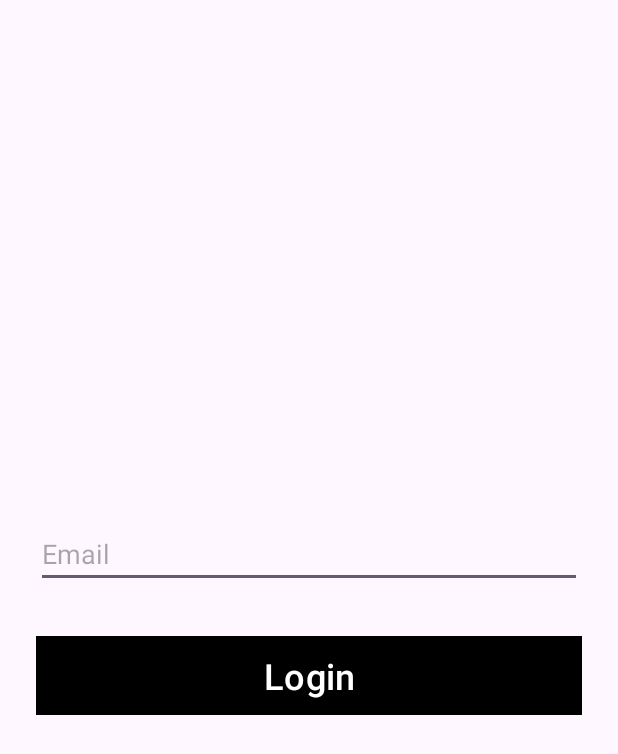
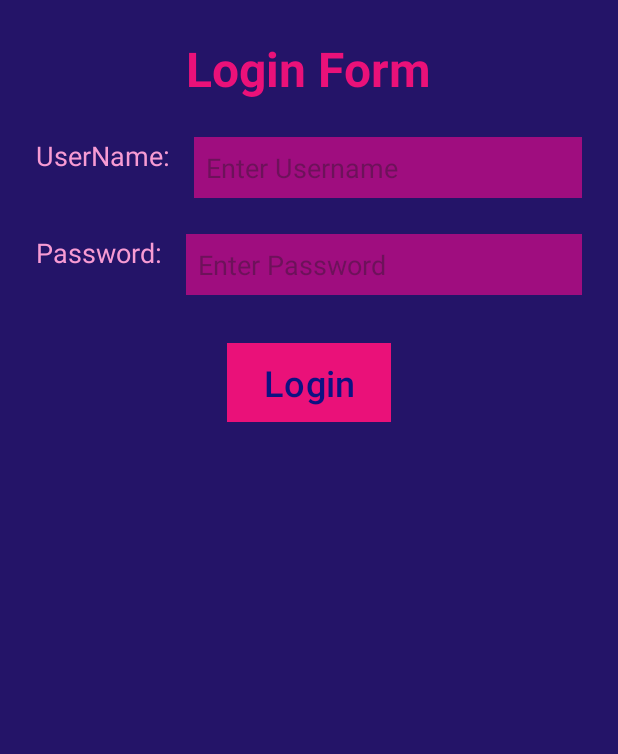
Before and after one commit to MuhammedRefaatMetwally/ITI_Project, an Android app: the layout activity_main.xml on its own in the app's theme, with its tools: preview values and no code run, on a phone screen of 412 x 824 dp. Shown: the top 754 px of the screen. Run offline under Robolectric (Android 15) with nearby library versions, the phone set to English and light mode, and no system bars.

Commit message:
Task2#  Login Form

```diff
--- a/app/src/main/java/com/example/iti_project/MainActivity.kt
+++ b/app/src/main/java/com/example/iti_project/MainActivity.kt
@@ -15,7 +15,7 @@ class MainActivity : AppCompatActivity() {
         binding = ActivityMainBinding.inflate(layoutInflater)
         setContentView(binding.root)
 
-        val emailText = binding.editTextEmail.text
+        val emailText = binding.editTextLogin.text
 
         binding.loginButton.setOnClickListener {
             if (emailText.isNotEmpty()) {
--- a/app/src/main/res/layout/activity_main.xml
+++ b/app/src/main/res/layout/activity_main.xml
@@ -3,24 +3,82 @@
     xmlns:app="http://schemas.android.com/apk/res-auto"
     android:layout_width="match_parent"
     android:layout_height="match_parent"
-    android:gravity="center"
     android:orientation="vertical"
+    android:background="@color/bg_color"
     android:padding="24dp">
 
+    <TextView
+        android:layout_width="wrap_content"
+        android:layout_height="wrap_content"
+        android:text="@string/login_form"
+        android:layout_gravity="center"
+        android:textSize="32sp"
+        android:textColor="@color/main_text_color"
+        android:textStyle="bold"
+        android:layout_marginBottom="24dp"
+        />
+    <LinearLayout
+        android:layout_width="match_parent"
+        android:orientation="horizontal"
+        android:layout_height="wrap_content">
 
-    <EditText
-        android:id="@+id/edit_text_email"
+        <TextView
+            android:layout_width="wrap_content"
+            android:layout_height="wrap_content"
+            android:textColor="@color/label_text_color"
+            android:textSize="18sp"
+            android:layout_gravity="end"
+            android:text="@string/username_Label"
+            />
+        <EditText
+            android:id="@+id/edit_text_login"
+            android:layout_width="match_parent"
+            android:background="@color/input_color"
+            android:padding="8dp"
+            android:layout_height="wrap_content"
+            android:layout_marginStart="16dp"
+            android:hint="@string/username" />
+
+    </LinearLayout>
+
+
+    <LinearLayout
         android:layout_width="match_parent"
-        android:layout_height="wrap_content"
-        android:hint="@string/email" />
+        android:orientation="horizontal"
+        android:layout_marginTop="24dp"
+        android:layout_height="wrap_content">
+
+        <TextView
+            android:layout_width="wrap_content"
+            android:layout_height="wrap_content"
+            android:textColor="@color/label_text_color"
+            android:textSize="18sp"
+            android:layout_gravity="end"
+
+            android:text="@string/password_label"
+            />
+        <EditText
+            android:id="@+id/edit_text_password"
+            android:layout_width="match_parent"
+            android:padding="8dp"
+            android:background="@color/input_color"
+            android:layout_height="wrap_content"
+            android:layout_marginStart="16dp"
+            android:hint="@string/password" />
+
+    </LinearLayout>
+
+
 
     <Button
+        android:layout_gravity="center"
         android:id="@+id/login_button"
-        android:layout_width="match_parent"
+        android:layout_width="wrap_content"
         android:layout_height="wrap_content"
         android:layout_marginTop="32dp"
-        android:background="@color/black"
+        android:background="@color/main_text_color"
         android:text="@string/login"
+        android:textColor="@color/btn_text_color"
         android:textSize="24sp"
         app:backgroundTint="@null" />
 
--- a/app/src/main/res/values/colors.xml
+++ b/app/src/main/res/values/colors.xml
@@ -2,4 +2,9 @@
 <resources>
     <color name="black">#FF000000</color>
     <color name="white">#FFFFFFFF</color>
+    <color name="bg_color">#241468</color>
+    <color name="input_color">#9F0D7F</color>
+    <color name="main_text_color">#EA1179</color>
+    <color name="label_text_color">#F79BD3</color>
+    <color name="btn_text_color">#0D1282</color>
 </resources>
--- a/app/src/main/res/values/strings.xml
+++ b/app/src/main/res/values/strings.xml
@@ -1,8 +1,12 @@
 <resources>
-    <string name="app_name">ITI_Project</string>
-    <string name="email">Email</string>
-    <string name="login">Login</string>
-    <string name="login_success">Login Successfully Sir! ,Welcome to Android Development</string>
-    <string name="login_failed">Login Failed Sir :( , Pleas Enter the Email !!</string>
+    <string name="app_name" translatable="false">ITI_Project</string>
+    <string name="login_success" translatable="false">Login Successfully Sir! ,Welcome to Android Development</string>
+    <string name="login_failed" translatable="false">Login Failed Sir :( , Pleas Enter the Email !!</string>
+    <string name="username_Label">UserName:</string>
+    <string name="password_label">Password:</string>
+    <string name="login_form">Login Form</string>
+    <string name="password" >Enter Password</string>
+    <string name="username" >Enter Username</string>
+    <string name="login" >Login</string>
 
 </resources>
```
Also changed, not shown: 1 other file.
